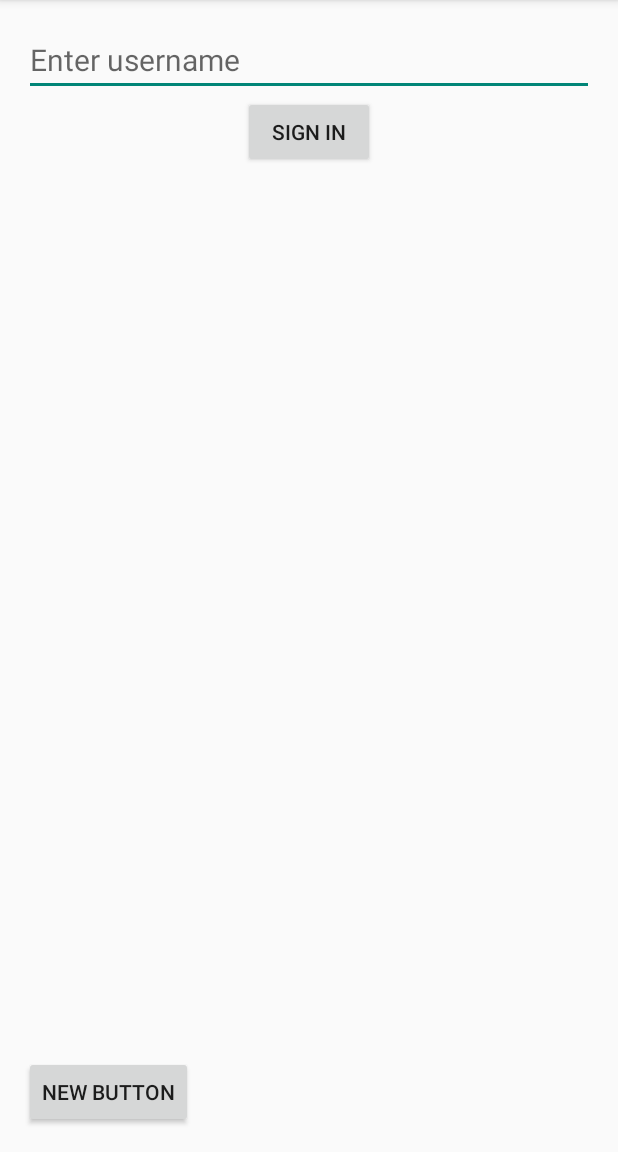
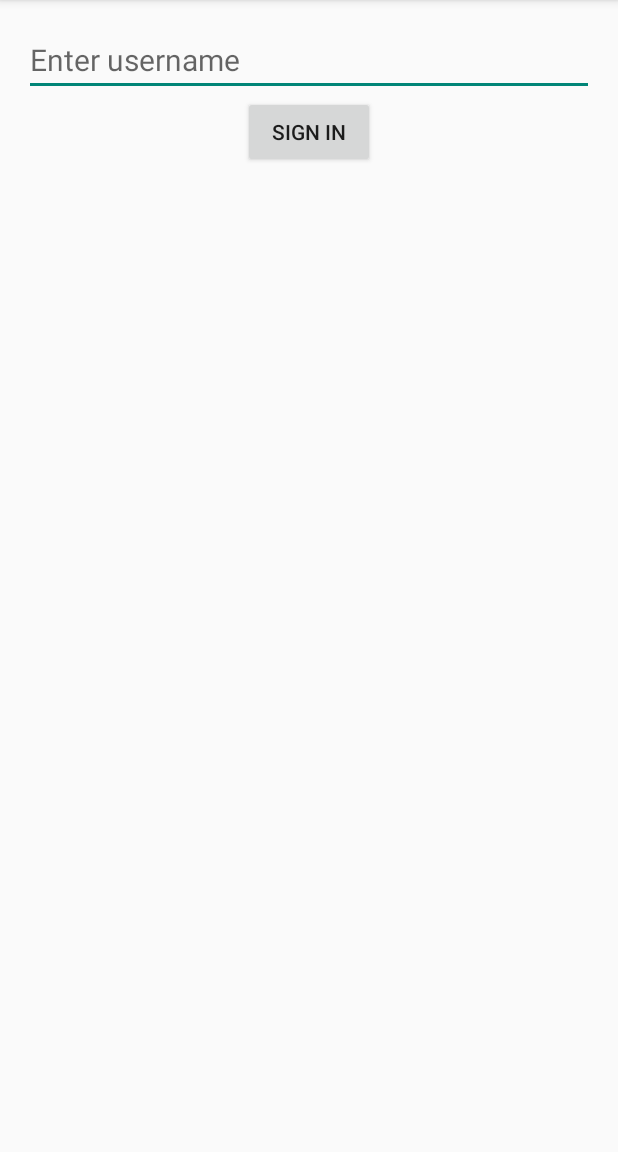
Before and after one commit to jonalmeida/vicinium-android, an Android app: the screen it shows after launch (MainActivity), on a phone screen of 412 x 824 dp, the part 84-1236 px from its top. Run offline under Robolectric (Android 15) with nearby library versions, the phone set to English and light mode, and no system bars.

Commit message:
Minor fix

```diff
--- a/Vicinium/app/src/main/java/io/evilolive/vicinium/MainActivity.java
+++ b/Vicinium/app/src/main/java/io/evilolive/vicinium/MainActivity.java
@@ -50,18 +50,7 @@ public class MainActivity extends ActionBarActivity {
                 createMessageActivityList(v);
             }
         });
-/*
-        Button button = (Button) findViewById(R.id.temp);
-        button.setOnClickListener(new View.OnClickListener() {
-            @Override
-            public void onClick(View v) {
-                double latitude = Math.floor(location.getLatitude() * 10000);
-                double longitude = Math.floor(location.getLongitude() * 10000);
-                Log.d("testing", " val = " + latitude + " " + longitude);
 
-            }
-        });
-*/
         locationHandler = LocationHandler.getInstance(this);
         timer = new Timer();
         timer.scheduleAtFixedRate(new LocationUpdater(locationHandler), 0, 60000);
--- a/Vicinium/app/src/main/res/layout/activity_main.xml
+++ b/Vicinium/app/src/main/res/layout/activity_main.xml
@@ -21,12 +21,4 @@
         android:layout_below="@+id/usernameField"
         android:layout_centerHorizontal="true" />
 
-    <Button
-        android:layout_width="wrap_content"
-        android:layout_height="wrap_content"
-        android:text="New Button"
-        android:id="@+id/temp"
-        android:layout_alignParentBottom="true"
-        android:layout_alignParentStart="true" />
-
 </RelativeLayout>
```
